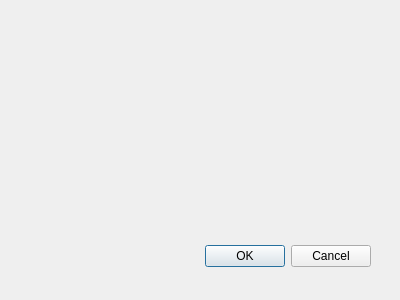
First picture: the form in multi_hazard_risk_dialog_base.ui, repository silviadeangeli/multi_hazard_plugin, before the edit.
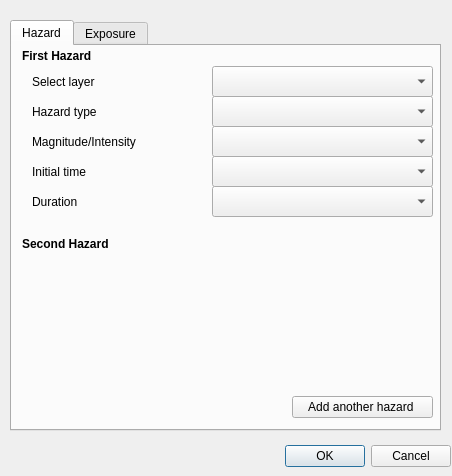
Second picture: the form after the edit.

Commit message: GUI with 3 tabs ok

What changed in the file:
```diff
--- a/multi_hazard_risk_dialog_base.ui
+++ b/multi_hazard_risk_dialog_base.ui
@@ -1,22 +1,22 @@
 <ui version="4.0" >
  <class>MultiHazardRiskDialogBase</class>
- <widget class="QDialog" name="MultiHazardRiskDialogBase" >
-  <property name="geometry" >
+ <widget class="QDialog" name="MultiHazardRiskDialogBase">
+  <property name="geometry">
    <rect>
     <x>0</x>
     <y>0</y>
-    <width>400</width>
-    <height>300</height>
+    <width>452</width>
+    <height>476</height>
    </rect>
   </property>
   <property name="windowTitle" >
    <string>Multi Hazard Risk</string>
   </property>
-  <widget class="QDialogButtonBox" name="button_box" >
-   <property name="geometry" >
+  <widget class="QDialogButtonBox" name="button_box">
+   <property name="geometry">
     <rect>
-     <x>30</x>
-     <y>240</y>
+     <x>110</x>
+     <y>440</y>
      <width>341</width>
      <height>32</height>
     </rect>
@@ -28,6 +28,198 @@
     <set>QDialogButtonBox::Cancel|QDialogButtonBox::Ok</set>
    </property>
   </widget>
+  <widget class="QTabWidget" name="tabWidget">
+   <property name="geometry">
+    <rect>
+     <x>10</x>
+     <y>20</y>
+     <width>431</width>
+     <height>411</height>
+    </rect>
+   </property>
+   <property name="currentIndex">
+    <number>0</number>
+   </property>
+   <widget class="QWidget" name="hazards">
+    <property name="enabled">
+     <bool>true</bool>
+    </property>
+    <attribute name="title">
+     <string>Hazard</string>
+    </attribute>
+    <widget class="QLabel" name="label">
+     <property name="geometry">
+      <rect>
+       <x>10</x>
+       <y>0</y>
+       <width>101</width>
+       <height>20</height>
+      </rect>
+     </property>
+     <property name="font">
+      <font>
+       <weight>75</weight>
+       <bold>true</bold>
+      </font>
+     </property>
+     <property name="text">
+      <string>First Hazard</string>
+     </property>
+    </widget>
+    <widget class="QComboBox" name="layer1">
+     <property name="geometry">
+      <rect>
+       <x>200</x>
+       <y>20</y>
+       <width>221</width>
+       <height>31</height>
+      </rect>
+     </property>
+    </widget>
+    <widget class="QLabel" name="label_2">
+     <property name="geometry">
+      <rect>
+       <x>10</x>
+       <y>190</y>
+       <width>101</width>
+       <height>16</height>
+      </rect>
+     </property>
+     <property name="font">
+      <font>
+       <weight>75</weight>
+       <bold>true</bold>
+      </font>
+     </property>
+     <property name="text">
+      <string>Second Hazard</string>
+     </property>
+    </widget>
+    <widget class="QToolButton" name="add_hazard">
+     <property name="geometry">
+      <rect>
+       <x>280</x>
+       <y>350</y>
+       <width>141</width>
+       <height>22</height>
+      </rect>
+     </property>
+     <property name="text">
+      <string>Add another hazard </string>
+     </property>
+    </widget>
+    <widget class="QLabel" name="label_3">
+     <property name="geometry">
+      <rect>
+       <x>20</x>
+       <y>20</y>
+       <width>101</width>
+       <height>31</height>
+      </rect>
+     </property>
+     <property name="text">
+      <string>Select layer</string>
+     </property>
+    </widget>
+    <widget class="QLabel" name="label_4">
+     <property name="geometry">
+      <rect>
+       <x>20</x>
+       <y>50</y>
+       <width>101</width>
+       <height>31</height>
+      </rect>
+     </property>
+     <property name="text">
+      <string>Hazard type</string>
+     </property>
+    </widget>
+    <widget class="QComboBox" name="hazardtype1">
+     <property name="geometry">
+      <rect>
+       <x>200</x>
+       <y>50</y>
+       <width>221</width>
+       <height>31</height>
+      </rect>
+     </property>
+    </widget>
+    <widget class="QComboBox" name="time1">
+     <property name="geometry">
+      <rect>
+       <x>200</x>
+       <y>110</y>
+       <width>221</width>
+       <height>31</height>
+      </rect>
+     </property>
+    </widget>
+    <widget class="QComboBox" name="magnitude1">
+     <property name="geometry">
+      <rect>
+       <x>200</x>
+       <y>80</y>
+       <width>221</width>
+       <height>31</height>
+      </rect>
+     </property>
+    </widget>
+    <widget class="QLabel" name="label_5">
+     <property name="geometry">
+      <rect>
+       <x>20</x>
+       <y>80</y>
+       <width>241</width>
+       <height>31</height>
+      </rect>
+     </property>
+     <property name="text">
+      <string>Magnitude/Intensity  </string>
+     </property>
+    </widget>
+    <widget class="QLabel" name="label_6">
+     <property name="geometry">
+      <rect>
+       <x>20</x>
+       <y>110</y>
+       <width>241</width>
+       <height>31</height>
+      </rect>
+     </property>
+     <property name="text">
+      <string>Initial time </string>
+     </property>
+    </widget>
+    <widget class="QLabel" name="label_8">
+     <property name="geometry">
+      <rect>
+       <x>20</x>
+       <y>140</y>
+       <width>241</width>
+       <height>31</height>
+      </rect>
+     </property>
+     <property name="text">
+      <string>Duration</string>
+     </property>
+    </widget>
+    <widget class="QComboBox" name="duration1">
+     <property name="geometry">
+      <rect>
+       <x>200</x>
+       <y>140</y>
+       <width>221</width>
+       <height>31</height>
+      </rect>
+     </property>
+    </widget>
+   </widget>
+   <widget class="QWidget" name="exposure">
+    <attribute name="title">
+     <string>Exposure</string>
+    </attribute>
+   </widget>
+  </widget>
  </widget>
  <resources/>
  <connections>
```
Left out of the diff: 33 changed lines with no effect on the pictures. The commit also changes 3 other files.
